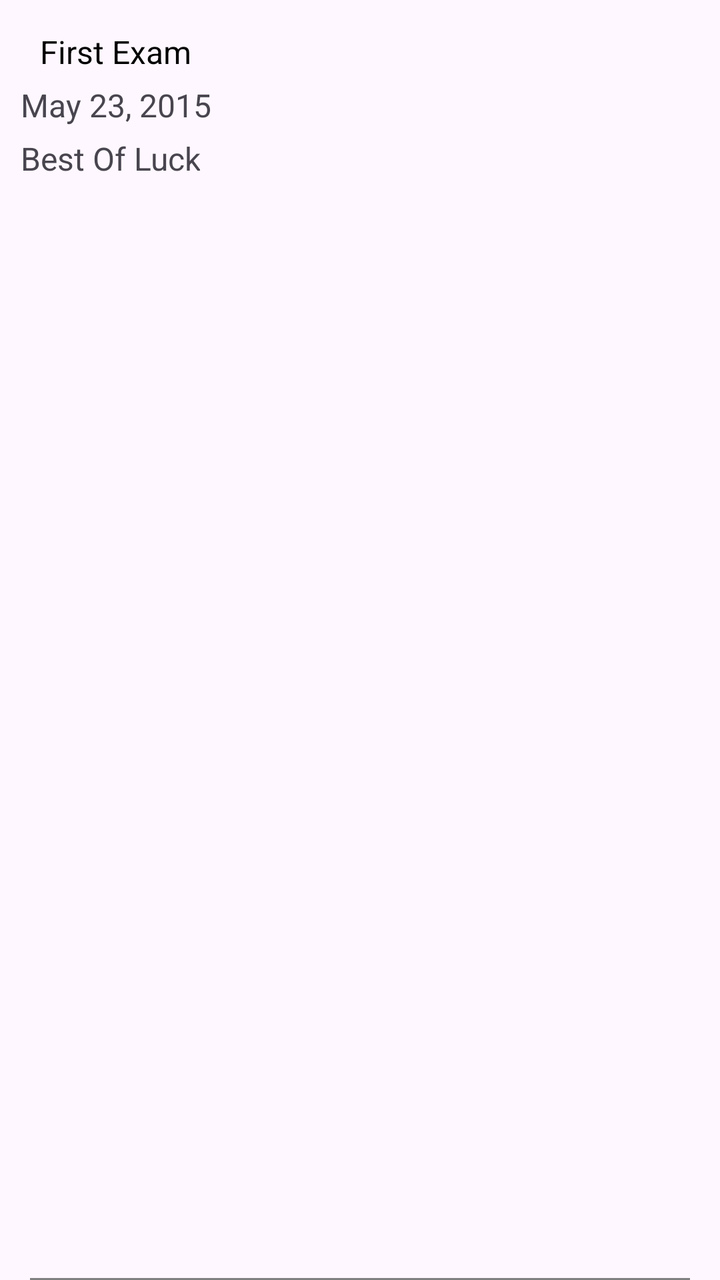
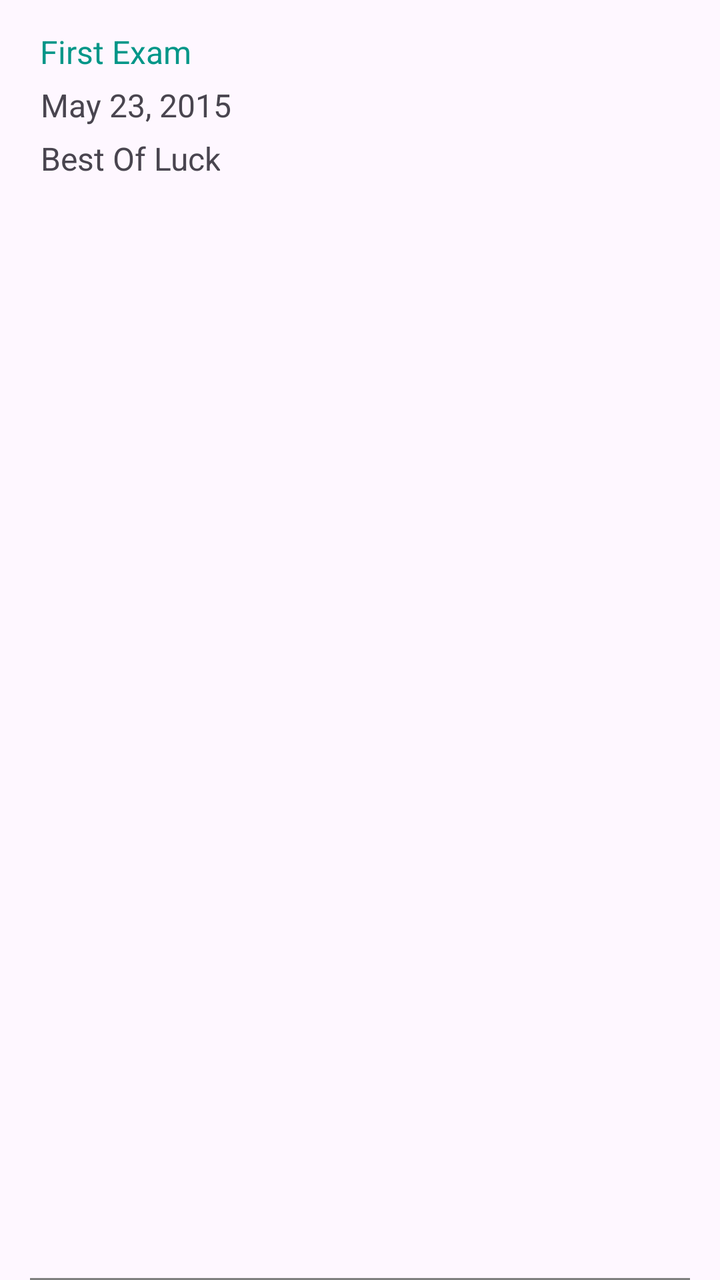

Before-and-after screenshots of an Android layout around one commit, followed by the original layout XML and the change that was made.
<!-- AndroidManifest.xml: application theme Theme.UQ_Lab4 -->
<!-- res/layout/item_recipe.xml -->
<?xml version="1.0" encoding="utf-8"?>
<RelativeLayout xmlns:android="http://schemas.android.com/apk/res/android"
    android:layout_width="match_parent"
    android:layout_height="105dp">

    <TextView
        android:layout_width="200dp"
        android:id="@+id/recipeName"
        android:textSize="16sp"
        android:layout_marginStart="20dp"
        android:text="First Exam"
        android:textColor="@color/black"
        android:layout_marginEnd="20dp"
        android:maxLines="1"
        android:layout_marginTop="15dp"
        android:layout_height="wrap_content"/>

    <TextView
        android:id="@+id/recipeDate"
        android:layout_width="wrap_content"
        android:layout_height="wrap_content"
        android:layout_below="@+id/recipeName"
        android:layout_marginTop="5dp"
        android:layout_marginEnd="20dp"
        android:layout_marginStart="10dp"
        android:gravity="center"
        android:text="May 23, 2015"
        android:textSize="16sp"/>

    <TextView
        android:id="@+id/recipeMessage"
        android:layout_width="wrap_content"
        android:layout_height="wrap_content"
        android:layout_below="@+id/recipeDate"
        android:layout_marginEnd="20dp"
        android:layout_marginTop="5dp"
        android:layout_marginStart="10dp"
        android:gravity="center"
        android:text="Best Of Luck"
        android:textSize="16sp"/>

    <TextView
        android:id="@+id/border2"
        android:layout_width="match_parent"
        android:layout_height="1dp"
        android:layout_marginStart="15dp"
        android:layout_marginEnd="15dp"
        android:layout_alignParentBottom="true"
        android:background="#808080"/>

</RelativeLayout>
<!-- resources referenced by this layout -->
<resources>
  <color name="black">#FF000000</color>
  <style name="Theme.UQ_Lab4" parent="Base.Theme.UQ_Lab4" />
  <style name="Base.Theme.UQ_Lab4" parent="Theme.Material3.DayNight.NoActionBar">
          
          
      </style>
</resources>

<!-- the commit's change to res/layout/item_recipe.xml (unified diff, before → after) -->
@@ -4,37 +4,37 @@
     android:layout_height="105dp">
 
     <TextView
+        android:id="@+id/recipeName"
         android:layout_width="200dp"
-        android:id="@+id/recipeName"
-        android:textSize="16sp"
+        android:layout_height="wrap_content"
         android:layout_marginStart="20dp"
-        android:text="First Exam"
-        android:textColor="@color/black"
+        android:layout_marginTop="15dp"
         android:layout_marginEnd="20dp"
         android:maxLines="1"
-        android:layout_marginTop="15dp"
-        android:layout_height="wrap_content"/>
+        android:text="First Exam"
+        android:textColor="#009688"
+        android:textSize="16sp" />
 
     <TextView
-        android:id="@+id/recipeDate"
+        android:id="@+id/recipeTime"
         android:layout_width="wrap_content"
         android:layout_height="wrap_content"
         android:layout_below="@+id/recipeName"
         android:layout_marginTop="5dp"
         android:layout_marginEnd="20dp"
-        android:layout_marginStart="10dp"
+        android:layout_marginStart="20dp"
         android:gravity="center"
         android:text="May 23, 2015"
         android:textSize="16sp"/>
 
     <TextView
-        android:id="@+id/recipeMessage"
+        android:id="@+id/recipeDesc"
         android:layout_width="wrap_content"
         android:layout_height="wrap_content"
-        android:layout_below="@+id/recipeDate"
+        android:layout_below="@+id/recipeTime"
         android:layout_marginEnd="20dp"
         android:layout_marginTop="5dp"
-        android:layout_marginStart="10dp"
+        android:layout_marginStart="20dp"
         android:gravity="center"
         android:text="Best Of Luck"
         android:textSize="16sp"/>
<!-- resource entries referenced after the edit -->
@@ -1,6 +1,5 @@
 <!-- resources referenced by this layout -->
 <resources>
-  <color name="black">#FF000000</color>
   <style name="Theme.UQ_Lab4" parent="Base.Theme.UQ_Lab4" />
   <style name="Base.Theme.UQ_Lab4" parent="Theme.Material3.DayNight.NoActionBar">
           
